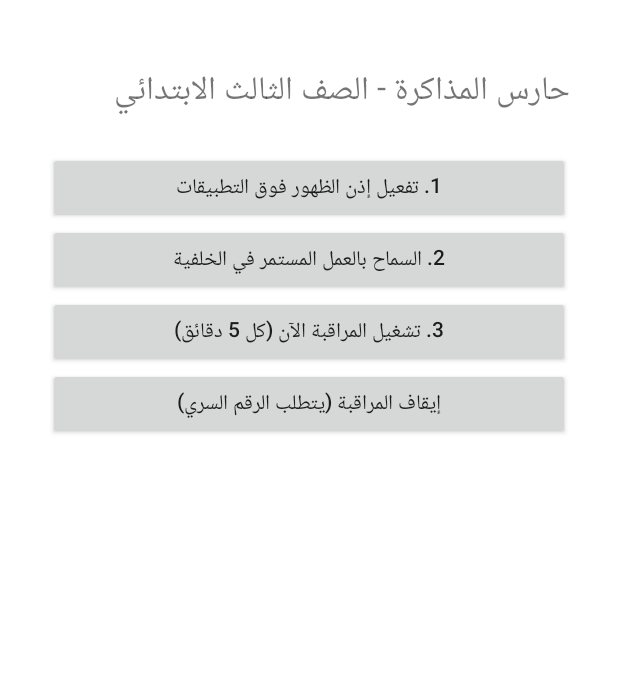
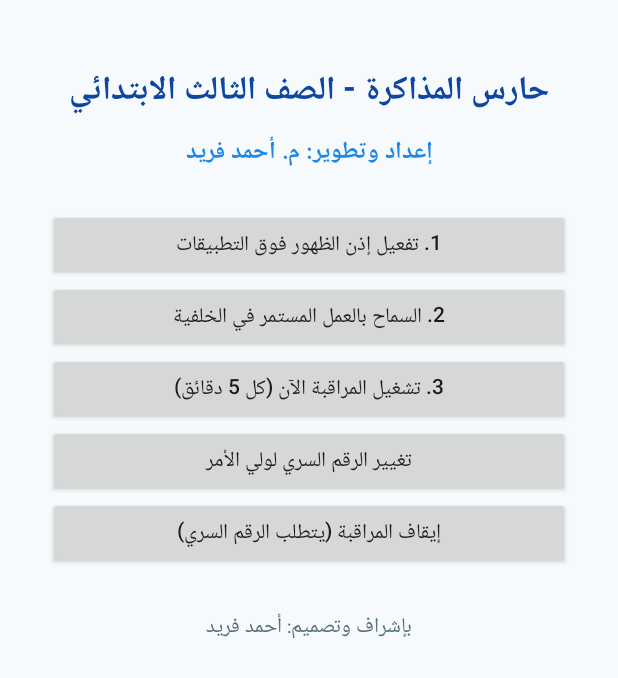
Before and after one commit to algantel47-star/-3-, an Android app: the screen it shows after launch (MainActivity), on a phone screen of 412 x 824 dp. Shown: the top 678 px of the screen. Run offline under Robolectric (Android 15) with nearby library versions, the phone set to English and light mode, and no system bars.

Commit message:
Update MainActivity.kt

```diff
--- a/app/src/main/java/com/edu/grade3guard/MainActivity.kt
+++ b/app/src/main/java/com/edu/grade3guard/MainActivity.kt
@@ -2,11 +2,14 @@ package com.edu.grade3guard
 
 import android.content.Context
 import android.content.Intent
+import android.graphics.Color
+import android.graphics.Typeface
 import android.net.Uri
 import android.os.Build
 import android.os.Bundle
 import android.os.PowerManager
 import android.provider.Settings
+import android.view.Gravity
 import android.widget.*
 import androidx.appcompat.app.AlertDialog
 import androidx.appcompat.app.AppCompatActivity
@@ -21,12 +24,25 @@ class MainActivity : AppCompatActivity() {
         val layout = LinearLayout(this).apply {
             orientation = LinearLayout.VERTICAL
             setPadding(48, 64, 48, 48)
+            setBackgroundColor(Color.parseColor("#F7FAFC"))
         }
 
         val title = TextView(this).apply {
             text = "حارس المذاكرة - الصف الثالث الابتدائي"
             textSize = 22f
-            setPadding(0, 0, 0, 32)
+            setTypeface(null, Typeface.BOLD)
+            setTextColor(Color.parseColor("#0D47A1"))
+            gravity = Gravity.CENTER
+            setPadding(0, 0, 0, 12)
+        }
+
+        val subtitle = TextView(this).apply {
+            text = "إعداد وتطوير: م. أحمد فريد"
+            textSize = 16f
+            setTypeface(null, Typeface.BOLD)
+            setTextColor(Color.parseColor("#1E88E5"))
+            gravity = Gravity.CENTER
+            setPadding(0, 0, 0, 36)
         }
 
         val btnOverlay = Button(this).apply {
@@ -77,6 +93,27 @@ class MainActivity : AppCompatActivity() {
             }
         }
 
+        val btnChangePin = Button(this).apply {
+            text = "تغيير الرقم السري لولي الأمر"
+            setOnClickListener {
+                val input = EditText(this@MainActivity).apply { hint = "اكتب الرقم السري الجديد" }
+                AlertDialog.Builder(this@MainActivity)
+                    .setTitle("تعيين رقم سري جديد")
+                    .setView(input)
+                    .setPositiveButton("حفظ") { _, _ ->
+                        val newPin = input.text.toString().trim()
+                        if (newPin.length >= 4) {
+                            prefs.edit().putString("parent_pin", newPin).apply()
+                            Toast.makeText(this@MainActivity, "تم حفظ الرقم السري الجديد ✅", Toast.LENGTH_SHORT).show()
+                        } else {
+                            Toast.makeText(this@MainActivity, "الرقم السري يجب أن يكون 4 أرقام أو أكثر", Toast.LENGTH_SHORT).show()
+                        }
+                    }
+                    .setNegativeButton("إلغاء", null)
+                    .show()
+            }
+        }
+
         val btnStop = Button(this).apply {
             text = "إيقاف المراقبة (يتطلب الرقم السري)"
             setOnClickListener {
@@ -98,11 +135,22 @@ class MainActivity : AppCompatActivity() {
             }
         }
 
+        val footer = TextView(this).apply {
+            text = "بإشراف وتصميم: أحمد فريد"
+            textSize = 14f
+            setTextColor(Color.parseColor("#546E7A"))
+            gravity = Gravity.CENTER
+            setPadding(0, 40, 0, 0)
+        }
+
         layout.addView(title)
+        layout.addView(subtitle)
         layout.addView(btnOverlay)
         layout.addView(btnBattery)
         layout.addView(btnStart)
+        layout.addView(btnChangePin)
         layout.addView(btnStop)
+        layout.addView(footer)
 
         setContentView(layout)
     }
```
